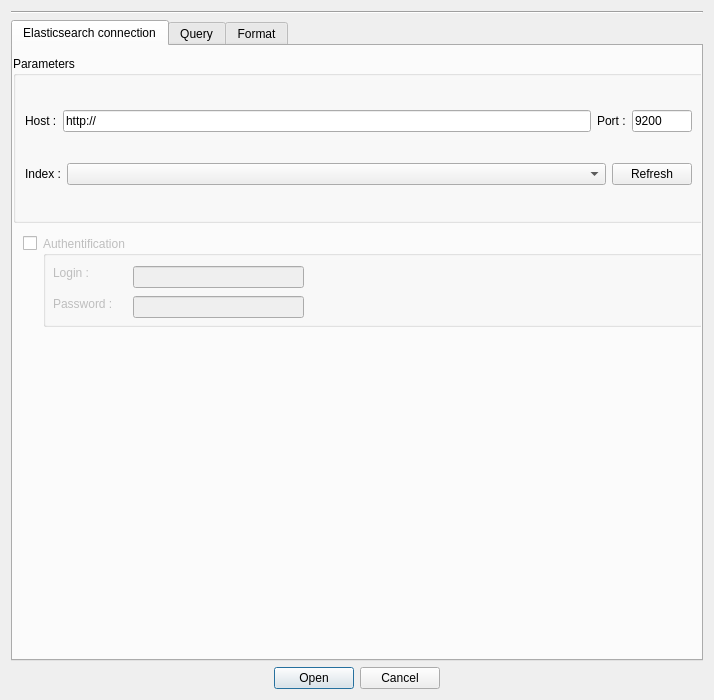
Before: the Qt Designer form libpvkernel/plugins/input_types/elasticsearch/elasticsearch_params.ui in squey/squey, drawn with Qt 5.
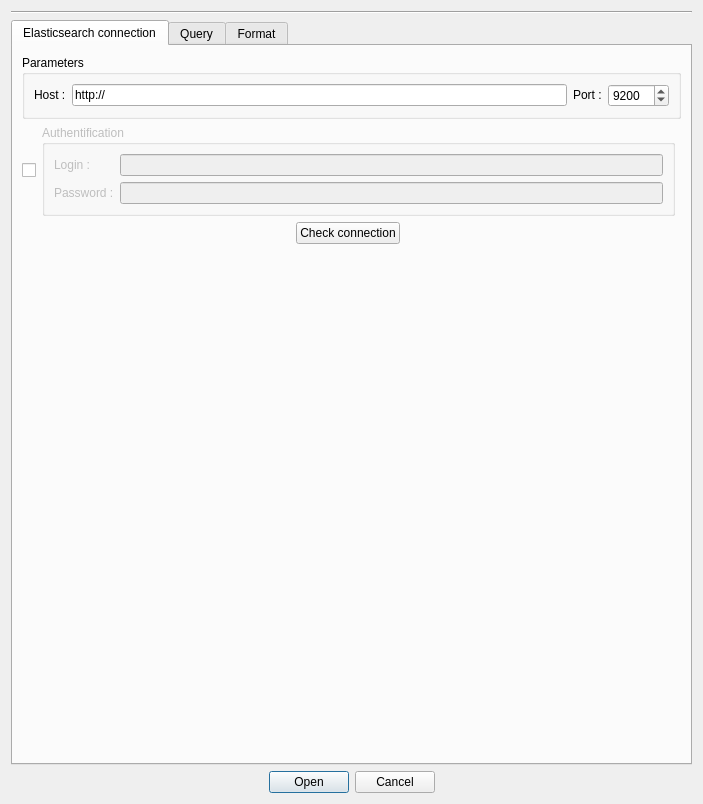
After: the same form once the commit is applied. The open tabs and pages were chosen to show the change.

Commit message:
[PVElasticsearchAPI] Added SQL support through the use of an elasticsearch server plugin.
The architecture of PVElasticsearchAPI was slightly modified due to the
fact that the server must be queried before the actual query in order to
translate SQL into JSON.

Diff of the .ui file:
```diff
--- a/libpvkernel/plugins/input_types/elasticsearch/elasticsearch_params.ui
+++ b/libpvkernel/plugins/input_types/elasticsearch/elasticsearch_params.ui
@@ -6,8 +6,8 @@
    <rect>
     <x>0</x>
     <y>0</y>
-    <width>714</width>
-    <height>700</height>
+    <width>703</width>
+    <height>804</height>
    </rect>
   </property>
   <property name="sizePolicy">
@@ -37,27 +37,38 @@
    <item>
     <widget class="QTabWidget" name="tabWidget">
      <property name="sizePolicy">
-      <sizepolicy hsizetype="Minimum" vsizetype="MinimumExpanding">
+      <sizepolicy hsizetype="MinimumExpanding" vsizetype="MinimumExpanding">
        <horstretch>0</horstretch>
        <verstretch>0</verstretch>
       </sizepolicy>
      </property>
      <property name="currentIndex">
-      <number>1</number>
+      <number>0</number>
      </property>
      <widget class="QWidget" name="tab">
       <attribute name="title">
        <string>Elasticsearch connection</string>
       </attribute>
+      <layout class="QGridLayout" name="gridLayout_3">
+       <item row="4" column="0">
+        <layout class="QHBoxLayout" name="horizontalLayout_6">
+         <item>
+          <widget class="QPushButton" name="_check_connection_push_button">
+           <property name="sizePolicy">
+            <sizepolicy hsizetype="Maximum" vsizetype="Fixed">
+             <horstretch>0</horstretch>
+             <verstretch>0</verstretch>
+            </sizepolicy>
+           </property>
+           <property name="text">
+            <string>Check connection</string>
+           </property>
+          </widget>
+         </item>
+        </layout>
+       </item>
+       <item row="0" column="0" colspan="2">
       <widget class="QGroupBox" name="groupBox_2">
-       <property name="geometry">
-        <rect>
-         <x>0</x>
-         <y>10</y>
-         <width>691</width>
-         <height>167</height>
-        </rect>
-       </property>
        <property name="sizePolicy">
         <sizepolicy hsizetype="Minimum" vsizetype="Maximum">
          <horstretch>0</horstretch>
@@ -110,73 +121,37 @@
            </widget>
           </item>
           <item>
-           <widget class="QLineEdit" name="_txt_port">
-            <property name="sizePolicy">
-             <sizepolicy hsizetype="Maximum" vsizetype="Fixed">
-              <horstretch>0</horstretch>
-              <verstretch>0</verstretch>
-             </sizepolicy>
-            </property>
-            <property name="maximumSize">
-             <size>
-              <width>60</width>
-              <height>16777215</height>
-             </size>
-            </property>
-            <property name="text">
-             <string>9200</string>
+             <widget class="QSpinBox" name="_port_sb">
+              <property name="minimum">
+               <number>1</number>
+              </property>
+              <property name="maximum">
+               <number>65535</number>
+              </property>
+              <property name="value">
+               <number>9200</number>
             </property>
            </widget>
           </item>
          </layout>
         </item>
-        <item>
-         <layout class="QHBoxLayout" name="_layout_db">
-          <item>
-           <widget class="QLabel" name="label_10">
-            <property name="sizePolicy">
-             <sizepolicy hsizetype="Maximum" vsizetype="Maximum">
-              <horstretch>0</horstretch>
-              <verstretch>0</verstretch>
-             </sizepolicy>
-            </property>
-            <property name="text">
-             <string>Index :</string>
-            </property>
-           </widget>
-          </item>
+         </layout>
+        </widget>
+       </item>
+       <item row="1" column="0">
+        <layout class="QHBoxLayout" name="horizontalLayout_5">
           <item>
-           <widget class="QComboBox" name="_combo_index"/>
-          </item>
-          <item>
-           <widget class="QPushButton" name="_btn_refresh">
-            <property name="sizePolicy">
-             <sizepolicy hsizetype="Maximum" vsizetype="Fixed">
-              <horstretch>0</horstretch>
-              <verstretch>0</verstretch>
-             </sizepolicy>
-            </property>
+          <widget class="QCheckBox" name="_auth_enabled_cb">
             <property name="text">
-             <string>Refresh</string>
+            <string/>
             </property>
            </widget>
           </item>
-         </layout>
-        </item>
-       </layout>
-      </widget>
+         <item>
       <widget class="QGroupBox" name="_auth_grp">
        <property name="enabled">
         <bool>false</bool>
        </property>
-       <property name="geometry">
-        <rect>
-         <x>30</x>
-         <y>190</y>
-         <width>661</width>
-         <height>91</height>
-        </rect>
-       </property>
        <property name="sizePolicy">
         <sizepolicy hsizetype="Minimum" vsizetype="Maximum">
          <horstretch>0</horstretch>
@@ -186,50 +161,28 @@
        <property name="title">
         <string>Authentification</string>
        </property>
+           <layout class="QGridLayout" name="gridLayout_4">
+            <item row="0" column="0">
        <widget class="QLabel" name="label_4">
-        <property name="geometry">
-         <rect>
-          <x>10</x>
-          <y>30</y>
-          <width>59</width>
-          <height>14</height>
-         </rect>
-        </property>
         <property name="text">
          <string>Login :</string>
         </property>
        </widget>
+            </item>
+            <item row="0" column="1">
+             <widget class="QLineEdit" name="_login_txt"/>
+            </item>
+            <item row="1" column="0">
        <widget class="QLabel" name="label_5">
-        <property name="geometry">
-         <rect>
-          <x>10</x>
-          <y>60</y>
-          <width>71</width>
-          <height>16</height>
-         </rect>
-        </property>
         <property name="text">
          <string>Password :</string>
         </property>
        </widget>
-       <widget class="QLineEdit" name="_login_txt">
-        <property name="geometry">
-         <rect>
-          <x>90</x>
-          <y>30</y>
-          <width>171</width>
-          <height>22</height>
-         </rect>
-        </property>
-       </widget>
+            </item>
+            <item row="1" column="1">
        <widget class="QLineEdit" name="_passwd_txt">
-        <property name="geometry">
-         <rect>
-          <x>90</x>
-          <y>60</y>
-          <width>171</width>
-          <height>22</height>
-         </rect>
+              <property name="toolTip">
+               <string/>
         </property>
         <property name="inputMethodHints">
          <set>Qt::ImhNone</set>
@@ -238,61 +191,110 @@
          <enum>QLineEdit::Password</enum>
         </property>
        </widget>
-      </widget>
-      <widget class="QCheckBox" name="_auth_enabled_cb">
-       <property name="geometry">
-        <rect>
-         <x>10</x>
-         <y>187</y>
-         <width>21</width>
-         <height>20</height>
-        </rect>
-       </property>
-       <property name="text">
-        <string/>
-       </property>
-      </widget>
+            </item>
+           </layout>
+          </widget>
+         </item>
+        </layout>
+       </item>
+       <item row="5" column="0">
+        <spacer name="verticalSpacer">
+         <property name="orientation">
+          <enum>Qt::Vertical</enum>
+         </property>
+         <property name="sizeHint" stdset="0">
+          <size>
+           <width>20</width>
+           <height>40</height>
+          </size>
+         </property>
+        </spacer>
+       </item>
+      </layout>
      </widget>
      <widget class="QWidget" name="tab_2">
+      <property name="sizePolicy">
+       <sizepolicy hsizetype="Preferred" vsizetype="Preferred">
+        <horstretch>0</horstretch>
+        <verstretch>0</verstretch>
+       </sizepolicy>
+      </property>
       <attribute name="title">
        <string>Query</string>
       </attribute>
-      <widget class="QGroupBox" name="groupBox_3">
-       <property name="geometry">
-        <rect>
-         <x>0</x>
-         <y>10</y>
-         <width>691</width>
-         <height>281</height>
-        </rect>
-       </property>
+      <layout class="QGridLayout" name="gridLayout">
+       <item row="0" column="0">
+        <layout class="QVBoxLayout" name="verticalLayout_3">
+         <item>
+          <layout class="QHBoxLayout" name="horizontalLayout_3">
+           <item>
+            <widget class="QLabel" name="label_10">
+             <property name="sizePolicy">
+              <sizepolicy hsizetype="Maximum" vsizetype="Maximum">
+               <horstretch>0</horstretch>
+               <verstretch>0</verstretch>
+              </sizepolicy>
+             </property>
+             <property name="text">
+              <string>Index :</string>
+             </property>
+            </widget>
+           </item>
+           <item>
+            <widget class="QComboBox" name="_combo_index"/>
+           </item>
+           <item>
+            <widget class="QPushButton" name="_btn_refresh">
+             <property name="sizePolicy">
+              <sizepolicy hsizetype="Maximum" vsizetype="Fixed">
+               <horstretch>0</horstretch>
+               <verstretch>0</verstretch>
+              </sizepolicy>
+             </property>
+             <property name="text">
+              <string>Refresh</string>
+             </property>
+            </widget>
+           </item>
+          </layout>
+         </item>
+         <item>
+          <layout class="QHBoxLayout" name="horizontalLayout_4">
+           <item>
+            <widget class="QLabel" name="label_6">
+             <property name="sizePolicy">
+              <sizepolicy hsizetype="Maximum" vsizetype="Maximum">
+               <horstretch>0</horstretch>
+               <verstretch>0</verstretch>
+              </sizepolicy>
+             </property>
+             <property name="text">
+              <string>Query type :</string>
+             </property>
+            </widget>
+           </item>
+           <item>
+            <widget class="QComboBox" name="_query_type_cb"/>
+           </item>
+          </layout>
+         </item>
+         <item>
+          <widget class="QGroupBox" name="_gb_query">
        <property name="title">
         <string>Query</string>
        </property>
+           <layout class="QGridLayout" name="gridLayout_2">
+            <item row="0" column="0" colspan="2">
        <widget class="QPlainTextEdit" name="_txt_query">
-        <property name="geometry">
-         <rect>
-          <x>10</x>
-          <y>20</y>
-          <width>671</width>
-          <height>221</height>
-         </rect>
-        </property>
         <property name="plainText">
          <string>&quot;query&quot; : { &quot;match_all&quot; : { } }</string>
         </property>
        </widget>
-       <widget class="QLabel" name="label">
-        <property name="geometry">
-         <rect>
-          <x>10</x>
-          <y>250</y>
-          <width>491</width>
-          <height>16</height>
-         </rect>
-        </property>
+            </item>
+            <item row="1" column="0">
+             <widget class="QLabel" name="_reference_label">
         <property name="text">
-         <string>&lt;a href=&quot;https://www.elastic.co/guide/en/elasticsearch/reference/current/query-dsl.html&quot;&gt;Elasticsearch Query DSL reference&lt;/a&gt;</string>
+               <string>&lt;html&gt;&lt;head/&gt;&lt;body&gt;&lt;p&gt;&lt;a href=&quot;https://www.elastic.co/guide/en/elasticsearch/reference/current/query-dsl-filters.html&quot;&gt;&lt;span style=&quot; text-decoration: underline; color:#0000ff;&quot;&gt;Elasticsearch Filters reference&lt;/span&gt;&lt;/a&gt;&lt;/p&gt;&lt;/body&gt;&lt;/html&gt;</string>
         </property>
         <property name="textFormat">
          <enum>Qt::RichText</enum>
@@ -301,20 +303,26 @@
          <bool>true</bool>
         </property>
        </widget>
+            </item>
+            <item row="1" column="1">
        <widget class="QPushButton" name="_count_btn">
-        <property name="geometry">
-         <rect>
-          <x>530</x>
-          <y>250</y>
-          <width>151</width>
-          <height>21</height>
-         </rect>
+              <property name="sizePolicy">
+               <sizepolicy hsizetype="Maximum" vsizetype="Fixed">
+                <horstretch>0</horstretch>
+                <verstretch>0</verstretch>
+               </sizepolicy>
         </property>
         <property name="text">
          <string>Get result count</string>
         </property>
        </widget>
-      </widget>
+            </item>
+           </layout>
+          </widget>
+         </item>
+        </layout>
+       </item>
+      </layout>
      </widget>
      <widget class="QWidget" name="tab_3">
       <attribute name="title">
```
Lines whose indentation alone changed are shown as unchanged. The commit also changes 10 other files.
